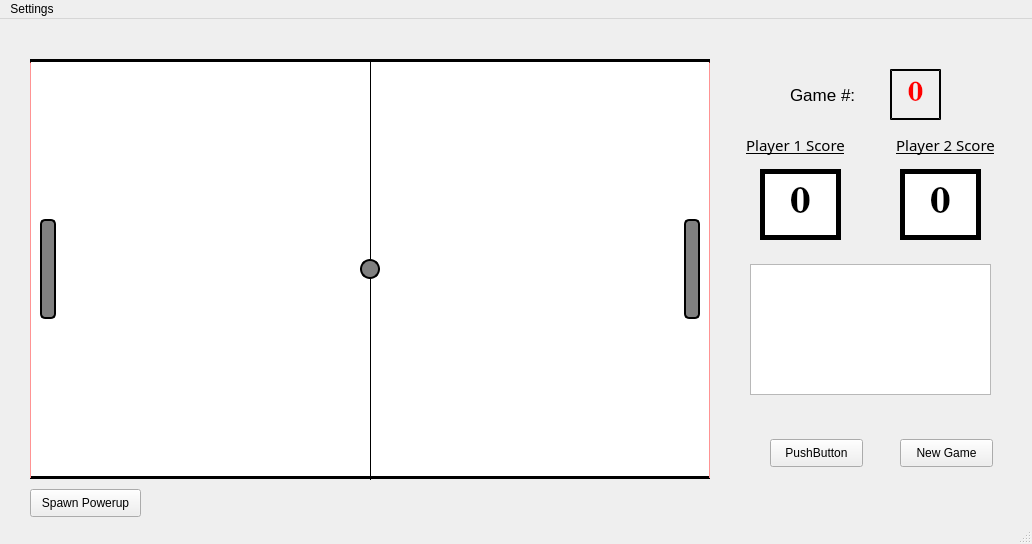
Above: mainwindow.ui from DavidLengel/SuperPong before the change. Below: the same form after it.
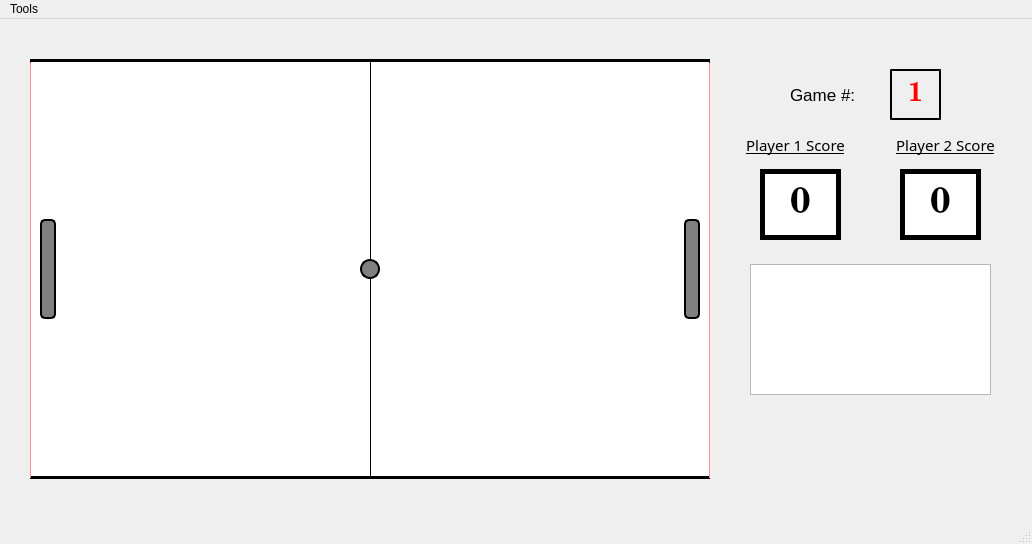
That is the form after the change. Icons and pictures are not drawn.

Commit message: Added menu elements. Added game limit

Patch:
```diff
--- a/mainwindow.ui
+++ b/mainwindow.ui
@@ -24,19 +24,6 @@
      </rect>
     </property>
    </widget>
-   <widget class="QPushButton" name="pushButton">
-    <property name="geometry">
-     <rect>
-      <x>770</x>
-      <y>420</y>
-      <width>93</width>
-      <height>28</height>
-     </rect>
-    </property>
-    <property name="text">
-     <string>PushButton</string>
-    </property>
-   </widget>
    <widget class="QLabel" name="gameField">
     <property name="geometry">
      <rect>
@@ -1509,26 +1496,13 @@
      <set>Qt::AlignCenter</set>
     </property>
    </widget>
-   <widget class="QPushButton" name="newGameButton">
-    <property name="geometry">
-     <rect>
-      <x>900</x>
-      <y>420</y>
-      <width>93</width>
-      <height>28</height>
-     </rect>
-    </property>
-    <property name="text">
-     <string>New Game</string>
-    </property>
-   </widget>
    <widget class="Line" name="dividerLine">
     <property name="geometry">
      <rect>
       <x>360</x>
       <y>40</y>
       <width>20</width>
-      <height>421</height>
+      <height>420</height>
      </rect>
     </property>
     <property name="frameShadow">
@@ -2093,19 +2067,6 @@
      <enum>Qt::Vertical</enum>
     </property>
    </widget>
-   <widget class="QPushButton" name="spawnPowerupButton">
-    <property name="geometry">
-     <rect>
-      <x>30</x>
-      <y>470</y>
-      <width>111</width>
-      <height>28</height>
-     </rect>
-    </property>
-    <property name="text">
-     <string>Spawn Powerup</string>
-    </property>
-   </widget>
    <widget class="QLabel" name="powerupExtend">
     <property name="geometry">
      <rect>
@@ -2651,7 +2612,7 @@
      <number>2</number>
     </property>
     <property name="text">
-     <string>0</string>
+     <string>1</string>
     </property>
     <property name="alignment">
      <set>Qt::AlignCenter</set>
@@ -3607,7 +3568,7 @@
    </property>
    <widget class="QMenu" name="menuSettings">
     <property name="title">
-     <string>Settings</string>
+     <string>Tools</string>
     </property>
     <addaction name="actionRules"/>
     <addaction name="actionHow_To_Play"/>
```
Left out of the diff: 159 changed lines with no effect on the pictures. The commit also changes 4 other files.
